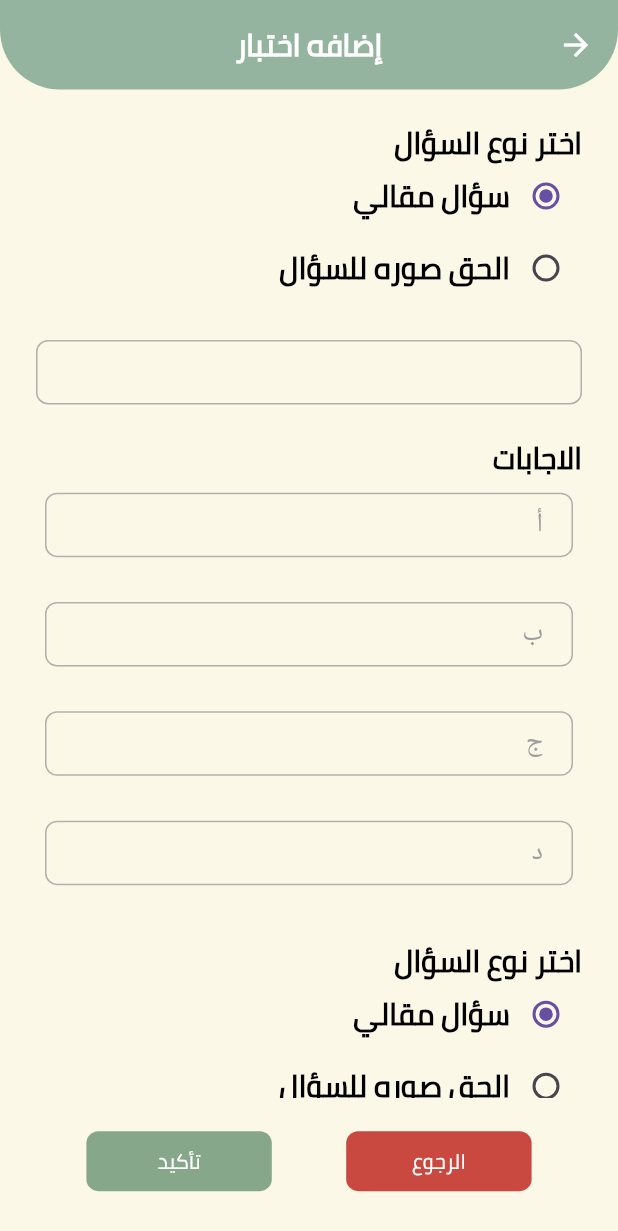
After one commit to Ali-2001-Eg/faenonibeqwa, a Flutter app: the CreateExamScreen screen opened by its route, after a tap on "تأكيد", after a tap on "إضافه سؤال", on a phone screen of 412 x 824 dp. The commit adds this screen. Shown: the top 1231 px of the screen. Run offline on Flutter 3.47's test engine with Material 3 defaults, Android fonts, the phone set to English and light mode, and no system bars; our stand-ins replace awesome_notifications, cached_network_image, cloud_firestore, dio, equatable, firebase_auth and 10 more; missing offline and left inert: paymob_payment, zego_uikit_prebuilt_video_conference; accounts and stored records are empty.

Commit message:
generate new question content

```diff
--- a/lib/screens/exam/create-exam/add_questions_screen.dart
+++ b/lib/screens/exam/create-exam/add_questions_screen.dart
@@ -1,12 +1,13 @@
 // ignore_for_file: public_member_api_docs, sort_constructors_first
 
+import 'package:faenonibeqwa/utils/shared/widgets/custom_button.dart';
 import 'package:flutter/material.dart';
 
 import 'package:faenonibeqwa/screens/exam/widgets/page_view_widget.dart';
 
-import '../widgets/question_type_radio_widget.dart';
+import '../widgets/question_content_widget.dart';
 
-class AddQuestionsScreen extends StatelessWidget {
+class AddQuestionsScreen extends StatefulWidget {
   final VoidCallback onNextPressed;
   final VoidCallback onPreviousPressed;
 
@@ -17,18 +18,46 @@ class AddQuestionsScreen extends StatelessWidget {
   }) : super(key: key);
 
   @override
+  State<AddQuestionsScreen> createState() => _AddQuestionsScreenState();
+}
+
+class _AddQuestionsScreenState extends State<AddQuestionsScreen> {
+  List<Widget> generatedWidgets = [];
+
+  @override
   Widget build(BuildContext context) {
     return PageWidget(
       body: SingleChildScrollView(
-        child: const Column(
+        keyboardDismissBehavior: ScrollViewKeyboardDismissBehavior.onDrag,
+        child: Column(
           crossAxisAlignment: CrossAxisAlignment.start,
           children: [
-            QuestionTypeRadioWidget(),
+            const QuestionContentWidget(),
+            if (generatedWidgets.isEmpty) Center(child: _addNewQuestionButton),
+            //added questions
+            Column(
+              children: [
+                ...generatedWidgets,
+                if (generatedWidgets.isNotEmpty) _addNewQuestionButton,
+              ],
+            )
           ],
         ),
       ),
-      onNextPressed: onNextPressed,
-      onPreviousPressed: onPreviousPressed,
+      onNextPressed: widget.onNextPressed,
+      onPreviousPressed: widget.onPreviousPressed,
     );
   }
+
+  CustomButton get _addNewQuestionButton {
+    return CustomButton(
+        onTap: () {
+          // Generate a new widget and add it to the list
+          Widget newWidget = const QuestionContentWidget();
+          setState(() {
+            generatedWidgets.add(newWidget);
+          });
+        },
+        text: 'إضافه سؤال');
+  }
 }
--- a/lib/screens/exam/create-exam/create_exam_screen.dart
+++ b/lib/screens/exam/create-exam/create_exam_screen.dart
@@ -5,22 +5,16 @@ import 'exam_info_screen.dart';
 import 'add_questions_screen.dart';
 import 'submit_exam_screen.dart';
 
-class CreateExamScreen extends ConsumerStatefulWidget {
+class CreateExamScreen extends StatelessWidget {
   static const String routeName = "/create-exam-screen";
-  const CreateExamScreen({super.key});
+  CreateExamScreen({super.key});
 
-  @override
-  ConsumerState<CreateExamScreen> createState() => _CreateExamScreenState();
-}
-
-PageController _pageController = PageController(initialPage: 0);
-
-class _CreateExamScreenState extends ConsumerState<CreateExamScreen> {
+  PageController _pageController = PageController(initialPage: 0);
   @override
   Widget build(BuildContext context) {
     return Scaffold(
       appBar: const CustomAppBar(title: 'إضافه اختبار'),
-      resizeToAvoidBottomInset: false,
+      resizeToAvoidBottomInset: true,
       body: PageView(
         physics: const NeverScrollableScrollPhysics(),
         pageSnapping: false,
--- a/lib/screens/exam/create-exam/exam_info_screen.dart
+++ b/lib/screens/exam/create-exam/exam_info_screen.dart
@@ -4,7 +4,6 @@ import 'package:flutter/material.dart';
 
 import 'package:faenonibeqwa/screens/exam/widgets/page_view_widget.dart';
 import 'package:faenonibeqwa/utils/extensions/sized_box_extension.dart';
-import 'package:faenonibeqwa/utils/shared/widgets/big_text.dart';
 import 'package:faenonibeqwa/utils/shared/widgets/custom_text_field.dart';
 
 class ExamInfoScreen extends StatefulWidget {
@@ -21,7 +20,8 @@ class ExamInfoScreen extends StatefulWidget {
   State<ExamInfoScreen> createState() => _ExamInfoScreenState();
 }
 
-class _ExamInfoScreenState extends State<ExamInfoScreen> with AutomaticKeepAliveClientMixin {
+class _ExamInfoScreenState extends State<ExamInfoScreen>
+    with AutomaticKeepAliveClientMixin {
   late final TextEditingController _titleController;
   late final TextEditingController _descriptionController;
   @override
@@ -35,7 +35,8 @@ class _ExamInfoScreenState extends State<ExamInfoScreen> with AutomaticKeepAlive
   Widget build(BuildContext context) {
     super.build(context);
     return PageWidget(
-      body: Padding(
+      body: SingleChildScrollView(
+        child: Padding(
           padding: const EdgeInsets.all(10.0),
           child: Column(
             crossAxisAlignment: CrossAxisAlignment.start,
@@ -59,8 +60,8 @@ class _ExamInfoScreenState extends State<ExamInfoScreen> with AutomaticKeepAlive
                   hintText: 'الوصف',
                 ),
               ),
-
             ],
+          ),
         ),
       ),
       onNextPressed: widget.onNextPressed,
--- a/lib/screens/exam/widgets/answer_list_view_builder_widget.dart
+++ b/lib/screens/exam/widgets/answer_list_view_builder_widget.dart
@@ -28,7 +28,8 @@ class _AnswersListWiewBuilderWidgetState
     return ListView.separated(
       itemCount: 4,
       shrinkWrap: true,
-      physics: const NeverScrollableScrollPhysics(),
+      // keyboardDismissBehavior: ScrollViewKeyboardDismissBehavior.onDrag,
+      physics: const BouncingScrollPhysics(),
       separatorBuilder: (_, i) =>
           Padding(padding: EdgeInsets.all(10.w), child: Container()),
       itemBuilder: (context, index) {
--- /dev/null
+++ b/lib/screens/exam/widgets/question_content_widget.dart
@@ -0,0 +1,147 @@
+import 'dart:io';
+
+import 'package:faenonibeqwa/screens/exam/widgets/answer_list_view_builder_widget.dart';
+import 'package:faenonibeqwa/utils/base/app_helper.dart';
+import 'package:faenonibeqwa/utils/extensions/sized_box_extension.dart';
+import 'package:faenonibeqwa/utils/shared/widgets/big_text.dart';
+import 'package:faenonibeqwa/utils/shared/widgets/custom_button.dart';
+import 'package:faenonibeqwa/utils/shared/widgets/custom_text_field.dart';
+import 'package:flutter/material.dart';
+import 'package:image_cropper/image_cropper.dart';
+import 'package:image_picker/image_picker.dart';
+import 'package:flutter_screenutil/flutter_screenutil.dart';
+import '../../../utils/shared/widgets/small_text.dart';
+
+class QuestionContentWidget extends StatefulWidget {
+  const QuestionContentWidget({super.key});
+
+  @override
+  // ignore: library_private_types_in_public_api
+  _QuestionContentWidgetState createState() => _QuestionContentWidgetState();
+}
+
+class _QuestionContentWidgetState extends State<QuestionContentWidget>
+    with AutomaticKeepAliveClientMixin {
+  //auto keep alive to save
+  int _selectedOption = 0;
+  CroppedFile? _questionImage;
+  final TextEditingController _questionController = TextEditingController();
+
+  @override
+  Widget build(BuildContext context) {
+    super.build(context);
+    return Padding(
+      padding: const EdgeInsets.all(16.0),
+      child: Column(
+        crossAxisAlignment: CrossAxisAlignment.start,
+        children: [
+          const BigText(text: 'اختر نوع السؤال'),
+          //radio buttons
+          Row(
+            children: [
+              Radio(
+                value: 0,
+                groupValue: _selectedOption,
+                onChanged: (value) {
+                  setState(() {
+                    _selectedOption = value as int;
+                  });
+                },
+              ),
+              const BigText(text: 'سؤال مقالي'),
+            ],
+          ),
+          Row(
+            children: [
+              Radio(
+                value: 1,
+                groupValue: _selectedOption,
+                onChanged: (value) {
+                  setState(() {
+                    _selectedOption = value as int;
+                  });
+                },
+              ),
+              const BigText(text: 'الحق صوره للسؤال'),
+            ],
+          ),
+          20.hSpace,
+          //actions
+          _selectedOption == 0
+              ? CustomTextField(
+                  controller: _questionController,
+                )
+              : _questionImage == null
+                  ? Center(
+                      child: CustomButton(
+                        onTap: pickImage,
+                        text: 'اختر صوره',
+                      ),
+                    )
+                  : Column(
+                      children: [
+                        ConstrainedBox(
+                            constraints: BoxConstraints(
+                              minHeight: 30.h,
+                              maxHeight: 100.h,
+                            ),
+                            child: Image.file(File(_questionImage!.path))),
+                        10.hSpace,
+                        CustomTextField(
+                          controller: _questionController,
+                          hintText: 'السؤال',
+                        )
+                      ],
+                    ),
+          20.hSpace,
+          const BigText(text: "الاجابات"),
+          10.hSpace,
+          //answers
+          const AnswersListWiewBuilderWidget(),
+        ],
+      ),
+    );
+  }
+
+  void pickImage() {
+    showDialog(
+      context: context,
+      builder: (context) {
+        return AlertDialog(
+          title: const BigText(text: 'اختر مصدر الصوره'),
+          actions: <Widget>[
+            TextButton(
+              onPressed: () async {
+                CroppedFile? image = await AppHelper.pickImage(context,
+                    imageSource: ImageSource.camera);
+                setState(() {
+                  _questionImage = image;
+                });
+                print('image is $_questionImage');
+
+                if (context.mounted) Navigator.pop(context);
+              },
+              child: const SmallText(text: 'كاميرا'),
+            ),
+            TextButton(
+              onPressed: () async {
+                CroppedFile? image = await AppHelper.pickImage(context,
+                    imageSource: ImageSource.gallery);
+                setState(() {
+                  _questionImage = image;
+                });
+                print('image is $_questionImage');
+                if (context.mounted) Navigator.pop(context);
+              },
+              child: const SmallText(text: 'المعرض'),
+            ),
+          ],
+        );
+      },
+    );
+  }
+
+  @override
+  // TODO: implement wantKeepAlive
+  bool get wantKeepAlive => true;
+}
--- a/lib/utils/routes.dart
+++ b/lib/utils/routes.dart
@@ -19,7 +19,7 @@ Route<dynamic> generateRoute(RouteSettings settings) {
     case CreateTripScreen.routeName:
       return _buildNewRoute(const CreateTripScreen());
     case CreateExamScreen.routeName:
-      return _buildNewRoute(const CreateExamScreen());
+      return _buildNewRoute(CreateExamScreen());
     case MeetingScreen.routeName:
       final args = settings.arguments as Map<String, dynamic>;
       final channelId = args['channelId'] as String;
```
Also changed, not shown: lib/screens/exam/widgets/add_new_question_button.dart (added, +19 -0 lines), lib/screens/exam/widgets/question_type_radio_widget.dart (deleted, +0 -150 lines). Lines whose indentation alone changed are shown as unchanged.
